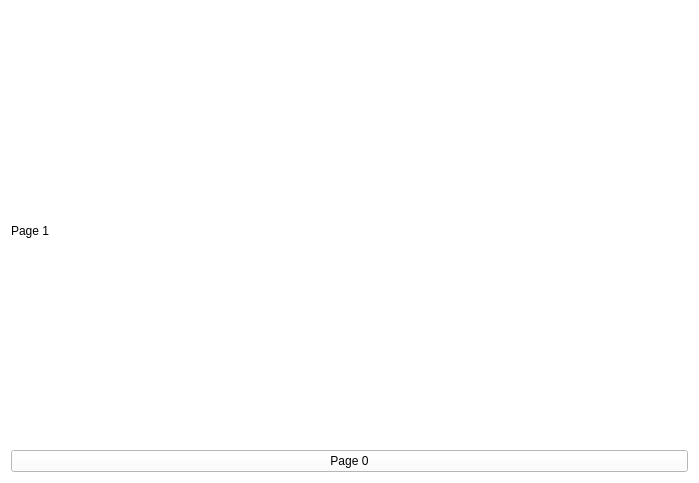
Old version of the form flipVerticalLayout/mainwindow.ui in the repository laszlo-avotra-tips/layout.
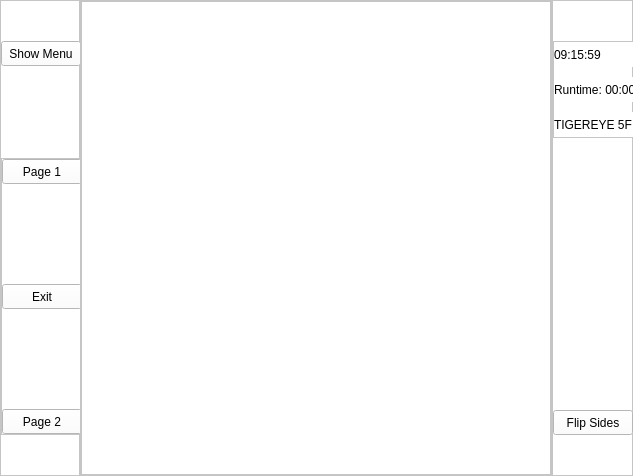
New version of the form.

Commit message: navigator with 2 pages

```diff
--- a/flipVerticalLayout/mainwindow.ui
+++ b/flipVerticalLayout/mainwindow.ui
@@ -6,8 +6,8 @@
    <rect>
     <x>0</x>
     <y>0</y>
-    <width>699</width>
-    <height>483</height>
+    <width>633</width>
+    <height>476</height>
    </rect>
   </property>
   <property name="windowTitle">
@@ -18,21 +18,6 @@
 background-color: white;
 }
 QLabel{
-font: 60pt &quot;Helvetica Neue&quot;;
-}</string>
-  </property>
-  <layout class="QVBoxLayout" name="verticalLayout_6">
-   <item>
-    <widget class="QStackedWidget" name="stackedWidget">
-     <property name="styleSheet">
-      <string notr="true"/>
-     </property>
-     <property name="currentIndex">
-      <number>1</number>
-     </property>
-     <widget class="QWidget" name="pageMain">
-      <property name="styleSheet">
-       <string notr="true">QLabel{
 font: 8pt &quot;Helvetica Neue&quot;;
 }</string>
       </property>
@@ -239,12 +224,6 @@
        </item>
        <item>
         <widget class="QFrame" name="frameM">
-         <property name="minimumSize">
-          <size>
-           <width>256</width>
-           <height>0</height>
-          </size>
-         </property>
          <property name="frameShape">
           <enum>QFrame::StyledPanel</enum>
          </property>
@@ -457,82 +436,6 @@
            </widget>
           </item>
          </layout>
-        </widget>
-       </item>
-      </layout>
-     </widget>
-     <widget class="QWidget" name="page1">
-      <property name="styleSheet">
-       <string notr="true"/>
-      </property>
-      <layout class="QGridLayout">
-       <property name="leftMargin">
-        <number>0</number>
-       </property>
-       <property name="topMargin">
-        <number>0</number>
-       </property>
-       <property name="rightMargin">
-        <number>0</number>
-       </property>
-       <property name="bottomMargin">
-        <number>0</number>
-       </property>
-       <property name="spacing">
-        <number>0</number>
-       </property>
-       <item row="1" column="0">
-        <widget class="QPushButton" name="pushButton_page1">
-         <property name="text">
-          <string>Page 0</string>
-         </property>
-        </widget>
-       </item>
-       <item row="0" column="0">
-        <widget class="QLabel" name="label1">
-         <property name="text">
-          <string>Page 1</string>
-         </property>
-        </widget>
-       </item>
-      </layout>
-     </widget>
-     <widget class="QWidget" name="page2">
-      <property name="styleSheet">
-       <string notr="true"/>
-      </property>
-      <layout class="QVBoxLayout" name="verticalLayout_7">
-       <property name="spacing">
-        <number>0</number>
-       </property>
-       <property name="leftMargin">
-        <number>0</number>
-       </property>
-       <property name="topMargin">
-        <number>0</number>
-       </property>
-       <property name="rightMargin">
-        <number>0</number>
-       </property>
-       <property name="bottomMargin">
-        <number>0</number>
-       </property>
-       <item>
-        <widget class="QLabel" name="label2">
-         <property name="text">
-          <string>Page 2</string>
-         </property>
-        </widget>
-       </item>
-       <item>
-        <widget class="QPushButton" name="pushButton_page2">
-         <property name="text">
-          <string>Page 0</string>
-         </property>
-        </widget>
-       </item>
-      </layout>
-     </widget>
     </widget>
    </item>
   </layout>
```
Lines whose indentation alone changed are shown as unchanged. The commit also changes 3 other files.
